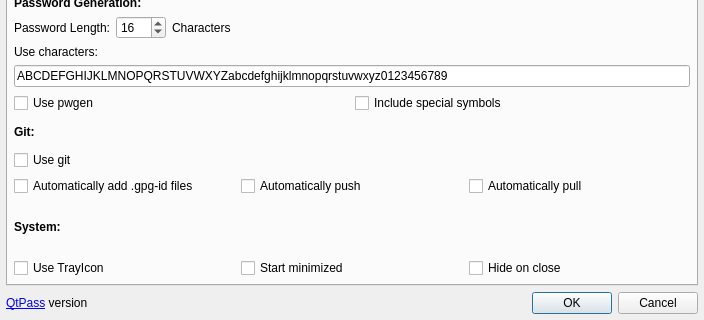
Before: the Qt Designer form configdialog.ui in IJHack/QtPass, drawn with Qt 5; both pictures show x 0 to 704 and y 207 to 527 of the 704 by 527 pixel window.
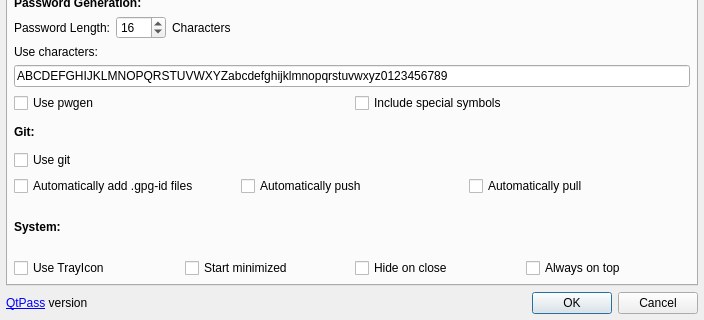
After: the same form once the commit is applied. The open tabs and pages were chosen to show the change.

Commit message: (re) added missing button

```diff
--- a/configdialog.ui
+++ b/configdialog.ui
@@ -407,6 +407,13 @@
              </property>
             </widget>
            </item>
+           <item>
+            <widget class="QCheckBox" name="checkBoxAlwaysOnTop">
+             <property name="text">
+              <string>Always on top</string>
+             </property>
+            </widget>
+           </item>
           </layout>
          </item>
         </layout>
```
Left out of the diff: 2 changed lines with no effect on the pictures.
